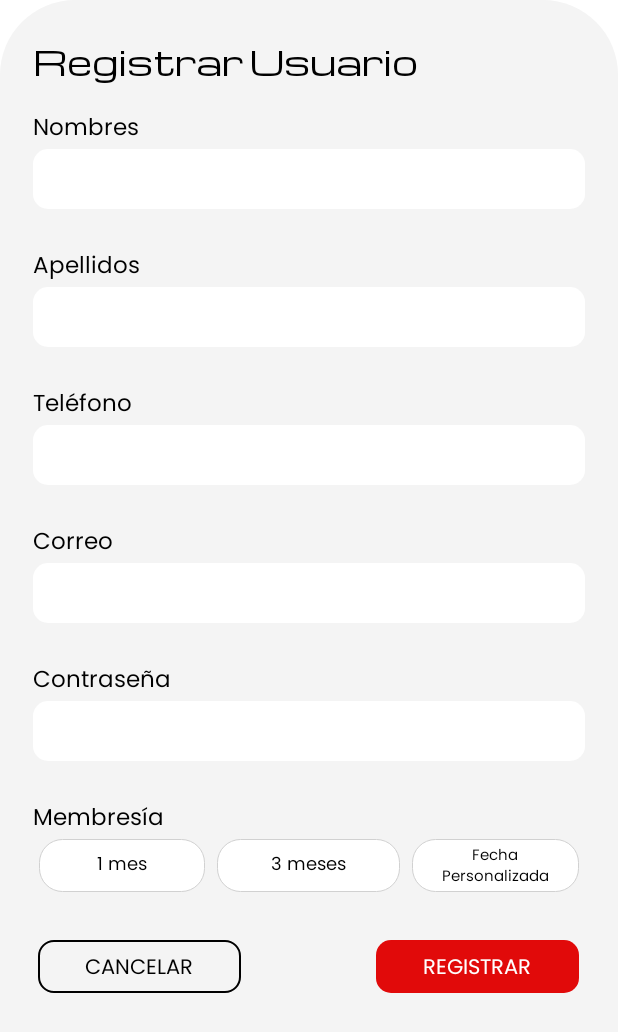
After one commit to SebastianRodriguez14/gym-android-adm, an Android app: the layout bottom_sheet_dialog_user.xml on its own in the app's theme, with its tools: preview values and no code run, on a phone screen of 412 x 824 dp. The commit adds this screen. Shown: the top 1032 px of the screen. Run offline under Robolectric (Android 15) with nearby library versions, the phone set to English and light mode, and no system bars.

Commit message:
user-register-layout

```diff
--- a/app/src/main/java/com/tecfit/gym_android_adm/fragments/ListTrainersFragment.kt
+++ b/app/src/main/java/com/tecfit/gym_android_adm/fragments/ListTrainersFragment.kt
@@ -4,7 +4,6 @@ import android.os.Bundle
 import android.view.LayoutInflater
 import android.view.View
 import android.view.ViewGroup
-import android.widget.ImageView
 import android.widget.LinearLayout
 import android.widget.TextView
 import androidx.fragment.app.Fragment
--- a/app/src/main/java/com/tecfit/gym_android_adm/fragments/ListUserFragment.kt
+++ b/app/src/main/java/com/tecfit/gym_android_adm/fragments/ListUserFragment.kt
@@ -4,9 +4,12 @@ import android.os.Bundle
 import android.view.LayoutInflater
 import android.view.View
 import android.view.ViewGroup
+import android.widget.*
 import androidx.fragment.app.Fragment
 import androidx.recyclerview.widget.LinearLayoutManager
 import androidx.recyclerview.widget.RecyclerView
+import com.google.android.material.bottomsheet.BottomSheetDialog
+import com.google.android.material.datepicker.MaterialDatePicker
 import com.tecfit.gym_android_adm.R
 import com.tecfit.gym_android_adm.fragments.adapter.UserAdapter
 import com.tecfit.gym_android_adm.models.User
@@ -15,11 +18,19 @@ import com.tecfit.gym_android_adm.retrofit.RetrofitAdmin
 import retrofit2.Call
 import retrofit2.Callback
 import retrofit2.Response
+import java.net.URI.create
+
 
 class ListUserFragment : Fragment() {
 
     private lateinit var usersList:List<User>
     private lateinit var root:View
+    private lateinit var addButton:LinearLayout
+    private lateinit var textOnemes:TextView
+    private lateinit var textTwomes:TextView
+    private lateinit var textDatemes:TextView
+    private lateinit var text_selected: TextView
+
 
     override fun onCreate(savedInstanceState: Bundle?) {
         super.onCreate(savedInstanceState)
@@ -32,8 +43,37 @@ class ListUserFragment : Fragment() {
     ): View? {
         root=inflater.inflate(R.layout.fragments_users,container,false)
         apiGetUsers()
+
+        addButton=root.findViewById(R.id.btn_add_user)
+
+        addButton.setOnClickListener{
+            val bottomSheetDialog = BottomSheetDialog(
+                requireActivity(), R.style.BottonSheetDialog
+            )
+
+        val bottomSheetView=layoutInflater.inflate(R.layout.bottom_sheet_dialog_user,null)
+            textOnemes = bottomSheetView.findViewById(R.id.text_onemes)
+            textTwomes = bottomSheetView.findViewById(R.id.text_twomes)
+            textDatemes = bottomSheetView.findViewById(R.id.text_datemes)
+
+            val arrayOptions= arrayOf<TextView>(textOnemes,textTwomes,textDatemes)
+
+            text_selected = textOnemes
+            setBackgroundSelected(arrayOptions,textOnemes)
+
+        bottomSheetView.findViewById<View>(R.id.btn_register_user).setOnClickListener {
+            bottomSheetDialog.dismiss()
+//            MotionToast.createColorToast(requireActivity(), "Usuario Registrado",
+//                "Se registró correctamente", MotionToastStyle.SUCCESS, MotionToast.GRAVITY_BOTTOM, MotionToast.SHORT_DURATION, null )
+
+        }
+
+        bottomSheetDialog.setContentView(bottomSheetView)
+        bottomSheetDialog.show()
+        }
         return root
     }
+
 
     private fun initRecyclerView(id:Int){
         val recyclerView = root.findViewById<RecyclerView>(id)
@@ -59,10 +99,45 @@ class ListUserFragment : Fragment() {
                 println("Error:getUsers() failure")
                 println(t.message)
             }
+        })
+    }
 
-        })
+    private fun setBackgroundSelected(arrayTextView: Array<TextView>,text:TextView){
+        for(textview in arrayTextView){
+            if (textview == text){
+                textview.setBackgroundResource(R.drawable.shape_info_page_option_selected)
 
+                text_selected = text
 
+                when(text){
+                    textOnemes->{
+
+                    }
+                    textTwomes->{
+
+                    }
+                    textDatemes-> {
+
+                        val dateRangePicker =
+                            MaterialDatePicker.Builder.dateRangePicker()
+                                .setTitleText("Select dates")
+                                .setSelection(
+                                    Pair(
+                                        MaterialDatePicker.thisMonthInUtcMilliseconds(),
+                                        MaterialDatePicker.todayInUtcMilliseconds()
+                                    )
+                                )
+                                .build()
+
+                        dateRangePicker.show(supportFragmentManager,"date_picker")
+                    }
+                }
+            }
+            else{
+                textview.setBackgroundResource(R.drawable.shape_info_page_option)
+            }
+            println(textview.text.toString() + " - " + textview.id)
+        }
     }
 
 }
--- a/app/src/main/java/com/tecfit/gym_android_adm/retrofit/ApiService.kt
+++ b/app/src/main/java/com/tecfit/gym_android_adm/retrofit/ApiService.kt
@@ -2,8 +2,8 @@ package com.tecfit.gym_android_adm.retrofit
 
 import com.tecfit.gym_android_adm.models.Trainer
 import com.tecfit.gym_android_adm.models.User
+import retrofit2.Call
 import retrofit2.http.GET
-import retrofit2.Call
 
 
 interface ApiService {
--- /dev/null
+++ b/app/src/main/res/drawable/ic_baseline_add_24.xml
@@ -0,0 +1,5 @@
+<vector android:height="24dp" android:tint="#1F1F1F"
+    android:viewportHeight="24" android:viewportWidth="24"
+    android:width="24dp" xmlns:android="http://schemas.android.com/apk/res/android">
+    <path android:fillColor="@android:color/white" android:pathData="M19,13h-6v6h-2v-6H5v-2h6V5h2v6h6v2z"/>
+</vector>
--- /dev/null
+++ b/app/src/main/res/drawable/shape_info_page_option.xml
@@ -0,0 +1,15 @@
+<?xml version="1.0" encoding="utf-8"?>
+<shape xmlns:android="http://schemas.android.com/apk/res/android">
+
+    <solid
+        android:color="#FFFFFF"
+        />
+    <stroke
+        android:width="0.5dp"
+        android:color="#D1D1D1"/>
+
+    <corners
+        android:radius="15dp"/>
+
+
+</shape>
--- /dev/null
+++ b/app/src/main/res/drawable/shape_info_page_option_selected.xml
@@ -0,0 +1,14 @@
+<?xml version="1.0" encoding="utf-8"?>
+<shape xmlns:android="http://schemas.android.com/apk/res/android">
+
+    <solid
+        android:color="#FAB7B7"
+        />
+    <stroke
+        android:width="0.5dp"
+        android:color="#D1D1D1"/>
+
+    <corners
+        android:radius="15dp"/>
+
+</shape>
--- /dev/null
+++ b/app/src/main/res/layout/bottom_sheet_dialog_user.xml
@@ -0,0 +1,325 @@
+<?xml version="1.0" encoding="utf-8"?>
+<FrameLayout xmlns:android="http://schemas.android.com/apk/res/android"
+    xmlns:tools="http://schemas.android.com/tools"
+    android:layout_width="match_parent"
+    android:layout_height="wrap_content"
+    xmlns:app="http://schemas.android.com/apk/res-auto"
+    app:cardCornerRadius="30dp"
+    android:orientation="vertical"
+    android:background="@drawable/shape_bottom_sheet">
+    <LinearLayout
+        android:layout_width="match_parent"
+        android:layout_height="wrap_content"
+        android:paddingVertical="15dp"
+        android:orientation="vertical"
+        android:paddingHorizontal="20dp"
+        android:layout_margin="2dp">
+
+    <TextView
+        android:id="@+id/title_trainers"
+        android:layout_width="match_parent"
+        android:layout_height="wrap_content"
+        android:fontFamily="@font/michroma"
+        android:text="Registrar Usuario"
+        android:textColor="@color/black"
+        android:textSize="22dp" />
+
+        <LinearLayout
+            android:layout_width="match_parent"
+            android:layout_height="wrap_content"
+            android:layout_below="@+id/title_trainers"
+            android:layout_marginTop="15dp"
+            android:orientation="vertical"
+            >
+            <TextView
+                android:layout_width="match_parent"
+                android:layout_height="wrap_content"
+                android:text="Nombres"
+                android:textSize="15dp"
+                android:fontFamily="@font/poppins"
+                android:textColor="@color/black"
+                />
+            <EditText
+                android:layout_width="match_parent"
+                android:layout_height="40dp"
+                android:background="@drawable/shape_input"
+                android:fontFamily="@font/poppins_regular"
+                android:inputType="text"
+                android:lines="1"
+                android:paddingLeft="10dp"
+                android:paddingTop="4dp"
+                android:textColor="@color/black"
+                android:textColorHighlight="@color/humo"
+                android:textColorHint="#747474"
+                android:textSize="16sp"
+                tools:ignore="TouchTargetSizeCheck" />
+            <TextView
+                android:visibility="invisible"
+                android:layout_width="match_parent"
+                android:layout_height="wrap_content"
+                android:text="Debe ingresar su nombre."
+                android:textSize="12dp"
+                android:textColor="@color/red"
+                android:fontFamily="@font/poppins_regular"
+                />
+        </LinearLayout>
+        <LinearLayout
+            android:layout_width="match_parent"
+            android:layout_height="wrap_content"
+            android:layout_below="@+id/title_trainers"
+            android:layout_marginTop="5dp"
+            android:orientation="vertical"
+            >
+            <TextView
+                android:layout_width="match_parent"
+                android:layout_height="wrap_content"
+                android:text="Apellidos"
+                android:textSize="15dp"
+                android:fontFamily="@font/poppins"
+                android:textColor="@color/black"
+                />
+            <EditText
+                android:layout_width="match_parent"
+                android:layout_height="40dp"
+                android:background="@drawable/shape_input"
+                android:fontFamily="@font/poppins_regular"
+                android:inputType="text"
+                android:lines="1"
+                android:paddingLeft="10dp"
+                android:paddingTop="4dp"
+                android:textColor="@color/black"
+                android:textColorHighlight="@color/humo"
+                android:textColorHint="#747474"
+                android:textSize="16sp"
+                tools:ignore="TouchTargetSizeCheck" />
+            <TextView
+                android:visibility="invisible"
+                android:layout_width="match_parent"
+                android:layout_height="wrap_content"
+                android:text="Debe ingresar sus apellidos."
+                android:textSize="12dp"
+                android:textColor="@color/red"
+                android:fontFamily="@font/poppins_regular"
+                />
+        </LinearLayout>
+        <LinearLayout
+            android:layout_width="match_parent"
+            android:layout_height="wrap_content"
+            android:layout_below="@+id/title_trainers"
+            android:layout_marginTop="5dp"
+            android:orientation="vertical"
+            >
+            <TextView
+                android:layout_width="match_parent"
+                android:layout_height="wrap_content"
+                android:text="Teléfono"
+                android:textSize="15dp"
+                android:fontFamily="@font/poppins"
+                android:textColor="@color/black"
+                />
+            <EditText
+                android:layout_width="match_parent"
+                android:layout_height="40dp"
+                android:background="@drawable/shape_input"
+                android:fontFamily="@font/poppins_regular"
+                android:inputType="phone"
+                android:lines="1"
+                android:paddingLeft="10dp"
+                android:paddingTop="4dp"
+                android:textColor="@color/black"
+                android:textColorHighlight="@color/humo"
+                android:textColorHint="#747474"
+                android:textSize="16sp"
+                tools:ignore="TouchTargetSizeCheck" />
+            <TextView
+                android:visibility="invisible"
+                android:layout_width="match_parent"
+                android:layout_height="wrap_content"
+                android:text="Debe ingresar un número de teléfono."
+                android:textSize="12dp"
+                android:textColor="@color/red"
+                android:fontFamily="@font/poppins_regular"
+                />
+        </LinearLayout>
+        <LinearLayout
+            android:layout_width="match_parent"
+            android:layout_height="wrap_content"
+            android:layout_below="@+id/title_trainers"
+            android:layout_marginTop="5dp"
+            android:orientation="vertical"
+            >
+            <TextView
+                android:layout_width="match_parent"
+                android:layout_height="wrap_content"
+                android:text="Correo"
+                android:textSize="15dp"
+                android:fontFamily="@font/poppins"
+                android:textColor="@color/black"
+                />
+            <EditText
+                android:layout_width="match_parent"
+                android:layout_height="40dp"
+                android:background="@drawable/shape_input"
+                android:fontFamily="@font/poppins_regular"
+                android:inputType="textEmailAddress"
+                android:lines="1"
+                android:paddingLeft="10dp"
+                android:paddingTop="4dp"
+                android:textColor="@color/black"
+                android:textColorHighlight="@color/humo"
+                android:textColorHint="#747474"
+                android:textSize="16sp"
+                tools:ignore="TouchTargetSizeCheck" />
+            <TextView
+                android:visibility="invisible"
+                android:layout_width="match_parent"
+                android:layout_height="wrap_content"
+                android:text="Debe ingresar un correo electrónico."
+                android:textSize="12dp"
+                android:textColor="@color/red"
+                android:fontFamily="@font/poppins_regular"
+                />
+        </LinearLayout>
+        <LinearLayout
+            android:layout_width="match_parent"
+            android:layout_height="wrap_content"
+            android:layout_below="@+id/title_trainers"
+            android:layout_marginTop="5dp"
+            android:orientation="vertical"
+            >
+            <TextView
+                android:layout_width="match_parent"
+                android:layout_height="wrap_content"
+                android:text="Contraseña"
+                android:textSize="15dp"
+                android:fontFamily="@font/poppins"
+                android:textColor="@color/black"
+                />
+            <EditText
+                android:layout_width="match_parent"
+                android:layout_height="40dp"
+                android:background="@drawable/shape_input"
+                android:fontFamily="@font/poppins_regular"
+                android:inputType="textPassword"
+                android:lines="1"
+                android:paddingLeft="10dp"
+                android:paddingTop="4dp"
+                android:textColor="@color/black"
+                android:textColorHighlight="@color/humo"
+                android:textColorHint="#747474"
+                android:textSize="16sp"
+                tools:ignore="TouchTargetSizeCheck" />
+            <TextView
+                android:visibility="invisible"
+                android:layout_width="match_parent"
+                android:layout_height="wrap_content"
+                android:text="Debe ingresar una contraseña."
+                android:textSize="12dp"
+                android:textColor="@color/red"
+                android:fontFamily="@font/poppins_regular"
+                />
+        </LinearLayout>
+        <LinearLayout
+            android:layout_width="match_parent"
+            android:layout_height="wrap_content"
+            android:layout_below="@+id/title_trainers"
+            android:layout_marginTop="5dp"
+            android:orientation="vertical">
+
+                <TextView
+                    android:layout_width="wrap_content"
+                    android:layout_height="wrap_content"
+                    android:text="Membresía"
+                    android:textSize="15dp"
+                    android:fontFamily="@font/poppins"
+                    android:gravity="center_horizontal"
+                    android:textColor="@color/black"/>
+            <LinearLayout
+                android:layout_width="match_parent"
+                android:layout_height="35dp"
+                android:orientation="horizontal">
+
+                <TextView
+                    android:id="@+id/text_onemes"
+                    android:layout_width="0dp"
+                    android:layout_weight="1"
+                    android:layout_height="match_parent"
+                    android:paddingVertical="3dp"
+                    android:layout_marginHorizontal="4dp"
+                    android:paddingHorizontal="6dp"
+                    android:gravity="center_vertical|center"
+                    android:layout_gravity="center"
+                    android:textSize="12dp"
+                    android:background="@drawable/shape_info_page_option"
+                    android:textColor="?colorOnSecondary"
+                    android:fontFamily="@font/poppins_regular"
+                    android:text="1 mes"/>
+                <TextView
+                    android:id="@+id/text_twomes"
+                    android:layout_width="0dp"
+                    android:layout_weight="1.1"
+                    android:layout_height="match_parent"
+                    android:paddingVertical="3dp"
+                    android:gravity="center_vertical|center"
+                    android:textSize="12dp"
+                    android:layout_marginHorizontal="4dp"
+                    android:paddingHorizontal="6dp"
+                    android:background="@drawable/shape_info_page_option"
+                    android:textColor="?colorOnSecondary"
+                    android:fontFamily="@font/poppins_regular"
+                    android:text="3 meses"/>
+                <TextView
+                    android:id="@+id/text_datemes"
+                    android:layout_width="0dp"
+                    android:layout_weight="1"
+                    android:layout_height="match_parent"
+                    android:paddingVertical="3dp"
+                    android:textSize="10dp"
+                    android:gravity="center_vertical|center"
+                    android:layout_marginHorizontal="4dp"
+                    android:paddingHorizontal="6dp"
+                    android:background="@drawable/shape_info_page_option"
+                    android:textColor="?colorOnSecondary"
+                    android:fontFamily="@font/poppins_regular"
+                    android:text="Fecha Personalizada"/>
+
+            </LinearLayout>
+
+
+
+        </LinearLayout>
+
+        <LinearLayout
+            android:layout_width="match_parent"
+            android:layout_height="100dp"
+            android:orientation="horizontal"
+            android:gravity="center"
+            android:layout_marginBottom="30dp">
+            <TextView
+                android:layout_width="135dp"
+                android:layout_height="35dp"
+                android:layout_gravity="center"
+                android:gravity="center"
+                android:paddingTop="3dp"
+                android:fontFamily="@font/poppins"
+                android:textColor="@color/black"
+                android:background="@drawable/shape_button_cancelar"
+                android:text="CANCELAR"/>
+
+            <TextView
+                android:id="@+id/btn_register_user"
+                android:layout_width="135dp"
+                android:layout_height="35dp"
+                android:layout_gravity="center"
+                android:gravity="center"
+                android:paddingTop="3dp"
+                android:fontFamily="@font/poppins"
+                android:textColor="@color/white"
+                android:background="@drawable/shape_button_registrar"
+                android:layout_marginStart="90dp"
+                android:text="REGISTRAR"/>
+        </LinearLayout>
+
+    </LinearLayout>
+
+</FrameLayout>
--- a/app/src/main/res/layout/fragment_trainers.xml
+++ b/app/src/main/res/layout/fragment_trainers.xml
@@ -1,12 +1,10 @@
 <?xml version="1.0" encoding="utf-8"?>
 <FrameLayout xmlns:android="http://schemas.android.com/apk/res/android"
-    xmlns:app="http://schemas.android.com/apk/res-auto"
     xmlns:tools="http://schemas.android.com/tools"
     android:layout_width="match_parent"
     android:layout_height="match_parent"
     android:background="@color/background"
-    android:theme="@style/UsersPage"
-    >
+    android:theme="@style/UsersPage">
     <LinearLayout
         android:layout_width="match_parent"
         android:layout_height="wrap_content"
--- a/app/src/main/res/layout/fragments_users.xml
+++ b/app/src/main/res/layout/fragments_users.xml
@@ -63,6 +63,7 @@
                 android:layout_marginTop="10dp"
                 android:gravity="center_vertical|start">
                 <LinearLayout
+                    android:id="@+id/btn_add_user"
                     android:layout_width="wrap_content"
                     android:layout_height="wrap_content"
                     android:background="@drawable/shape_input_register_user">
--- /dev/null
+++ b/app/src/main/res/values/arrays.xml
@@ -0,0 +1,5 @@
+<?xml version="1.0" encoding="utf-8"?>
+<resources>
+
+    <string-array name="simple_items">isd, tt, tdsf</string-array>
+</resources>
--- a/app/src/main/res/values/strings.xml
+++ b/app/src/main/res/values/strings.xml
@@ -1,3 +1,8 @@
 <resources>
     <string name="app_name">gym-android-adm</string>
+    <string-array name="item_memberships">
+        <item>1 mes</item>
+        <item>3 mes</item>
+        <item>Fecha Personalizada</item>
+    </string-array>
 </resources>
```
Also changed, not shown: 2 other files.
